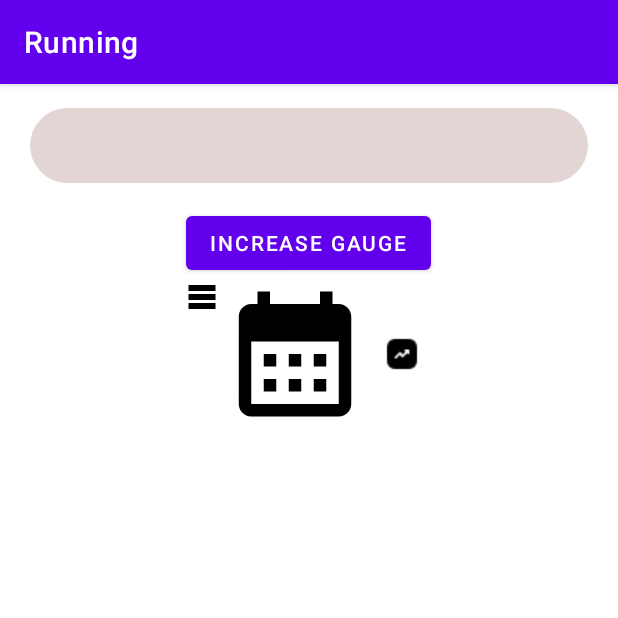
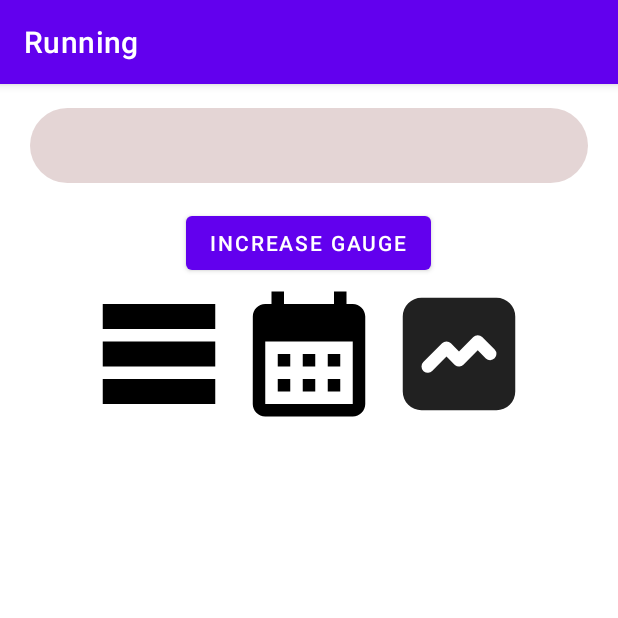
Before and after one commit to P-Jangho/Running-graduation-production, an Android app: the screen it shows after launch (GaugeActivity), after a tap on an icon or button, on a phone screen of 412 x 824 dp, the top half of it. Run offline under Robolectric (Android 15) with nearby library versions, the light colour scheme and no system bars.

Commit message:
Fix the code

```diff
--- a/app/build.gradle
+++ b/app/build.gradle
@@ -18,7 +18,6 @@ android {
 
         testInstrumentationRunner "androidx.test.runner.AndroidJUnitRunner"
 
-//        buildConfigField("String", "MY_KEY", properties.getProperty("api.key"))
         buildConfigField "String", "MY_KEY", properties['api.key']
     }
 
--- a/app/src/main/java/jp/ac/jec/cm0135/running/MainActivity.java
+++ b/app/src/main/java/jp/ac/jec/cm0135/running/MainActivity.java
@@ -34,7 +34,6 @@ import java.text.SimpleDateFormat;
 import java.util.Calendar;
 import java.util.Locale;
 
-
 public class MainActivity extends AppCompatActivity {
 
     private TextView dateTextView;
@@ -47,9 +46,10 @@ public class MainActivity extends AppCompatActivity {
 
     private static final int LOCATION_PERMISSION_REQUEST_CODE = 1;
     private FusedLocationProviderClient fusedLocationClient;
-    private TextView locationTextView;
     private TextView weatherInfoTextView; // 추가된 부분
     private static final String API_KEY = MY_KEY;
+    private double latitude;
+    private double longitude;
 
     @SuppressLint("MissingInflatedId")
     @Override
@@ -66,7 +66,6 @@ public class MainActivity extends AppCompatActivity {
         btnStart = findViewById(R.id.btnStart);
         btnSet = findViewById(R.id.btnSet);
 
-        locationTextView = findViewById(R.id.locationTextView);
         weatherInfoTextView = findViewById(R.id.weatherInfoTextView); // 추가된 부분
         fusedLocationClient = LocationServices.getFusedLocationProviderClient(this);
 
@@ -131,10 +130,9 @@ public class MainActivity extends AppCompatActivity {
                 .addOnSuccessListener(this, location -> {
                     if (location != null) {
                         // 위치를 가져와서 텍스트뷰에 표시합니다.
-                        double latitude = location.getLatitude();
-                        double longitude = location.getLongitude();
-                        String locationText = "위도: " + latitude + "\n경도: " + longitude;
-                        locationTextView.setText(locationText);
+                        latitude = location.getLatitude();
+                        longitude = location.getLongitude();
+//                        String locationText = "위도: " + latitude + "\n경도: " + longitude;
                     }
                 });
     }
@@ -158,8 +156,6 @@ public class MainActivity extends AppCompatActivity {
         protected Void doInBackground(Void... voids) {
             try {
                 // 위치 정보를 가져와서 API에 요청하는 코드
-                double latitude = 35.6989;
-                double longitude = 139.6967;
                 String apiUrl = "https://weather.visualcrossing.com/VisualCrossingWebServices/rest/services/timeline/"
                         + latitude + "," + longitude
                         + "?unitGroup=metric&include=days%2Ccurrent&key=" + API_KEY + "&contentType=json";
@@ -219,7 +215,5 @@ public class MainActivity extends AppCompatActivity {
                 Log.e("WeatherActivity", "Error parsing JSON", e);
             }
         }
-
     }
-
 }
--- a/app/src/main/res/drawable/baseline_table_rows_24.xml
+++ b/app/src/main/res/drawable/baseline_table_rows_24.xml
@@ -1,5 +1,5 @@
-<vector android:height="24dp" android:tint="#000000"
+<vector android:height="100dp" android:tint="#000000"
     android:viewportHeight="24" android:viewportWidth="24"
-    android:width="24dp" xmlns:android="http://schemas.android.com/apk/res/android">
+    android:width="100dp" xmlns:android="http://schemas.android.com/apk/res/android">
     <path android:fillColor="@android:color/white" android:pathData="M21,8H3V4h18V8zM21,10H3v4h18V10zM21,16H3v4h18V16z"/>
 </vector>
--- a/app/src/main/res/drawable/graph_filled.xml
+++ b/app/src/main/res/drawable/graph_filled.xml
@@ -1,6 +1,6 @@
 <vector xmlns:android="http://schemas.android.com/apk/res/android"
-    android:width="24dp"
-    android:height="24dp"
+    android:width="100dp"
+    android:height="100dp"
     android:viewportWidth="24"
     android:viewportHeight="24">
   <path
--- a/app/src/main/res/layout/activity_gauge.xml
+++ b/app/src/main/res/layout/activity_gauge.xml
@@ -28,14 +28,15 @@
         android:layout_gravity="center"/>
 
     <LinearLayout
-        android:layout_width="wrap_content"
+        android:layout_width="match_parent"
         android:layout_height="wrap_content"
         android:orientation="horizontal"
-        android:layout_gravity="center">
+        android:layout_gravity="center"
+        android:gravity="center">
 
         <ImageButton
             android:layout_width="wrap_content"
-            android:layout_height="wrap_content"
+            android:layout_height="100dp"
             android:src="@drawable/baseline_table_rows_24"
             android:background="@android:color/transparent"/>
 
@@ -46,9 +47,9 @@
             android:background="@android:color/transparent"/>
 
         <ImageButton
-            android:layout_width="42dp"
+            android:layout_width="100dp"
             android:layout_height="100dp"
             android:background="@android:color/transparent"
-            android:src="@drawable/graph" />
+            android:src="@drawable/graph_filled" />
     </LinearLayout>
 </LinearLayout>
```
Also changed, not shown: app/src/main/res/layout/activity_main.xml (+0 -7 lines).
